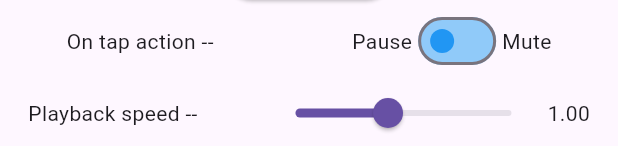
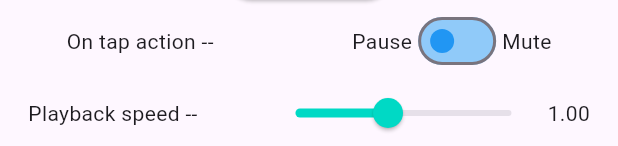
Before and after one commit to TownSolomon/flick_video_player, a Flutter app: the AnimationPlayer widget shown alone on an empty page, opened directly, on a phone screen of 412 x 824 dp. Shown: the part 1087-1233 px from the top of the screen. Run offline on Flutter 3.47's test engine with Material 3 defaults, Android fonts, the phone set to English and light mode, and no system bars; drawn by our look-alikes of video_player; our stand-ins replace dio, visibility_detector, wakelock_plus; missing offline and left inert: universal_html; network calls fail.

Commit message:
播放器颜色

```diff
--- a/example/lib/animation_player/animation_player.dart
+++ b/example/lib/animation_player/animation_player.dart
@@ -116,7 +116,12 @@ class _AnimationPlayerState extends State<AnimationPlayer> {
                 Text('Playback speed -- '),
                 Row(
                   children: [
-                    Slider(
+                    SliderTheme(
+                      data: SliderThemeData(
+                        activeTrackColor: Color.fromARGB(255, 0, 217, 197),
+                        thumbColor: Color.fromARGB(255, 0, 217, 197),
+                      ),
+                      child: Slider(
                         value: playBackSpeed,
                         onChanged: (val) {},
                         onChangeEnd: (val) {
@@ -129,6 +134,7 @@ class _AnimationPlayerState extends State<AnimationPlayer> {
                         min: 0.25,
                         max: 2,
                       ),
+                    ),
                     Text(playBackSpeed.toStringAsFixed(2).toString()),
                   ],
                 )
--- a/lib/src/controls/flick_video_with_controls.dart
+++ b/lib/src/controls/flick_video_with_controls.dart
@@ -17,7 +17,9 @@ class FlickVideoWithControls extends StatefulWidget {
     this.controls,
     this.videoFit = BoxFit.cover,
     this.playerLoadingFallback = const Center(
-      child: CircularProgressIndicator(),
+      child: CircularProgressIndicator(
+        color: const Color.fromARGB(255, 0, 217, 197),
+      ),
     ),
     this.playerErrorFallback = const Center(
       child: const Icon(
```
Lines whose indentation alone changed are shown as unchanged.
